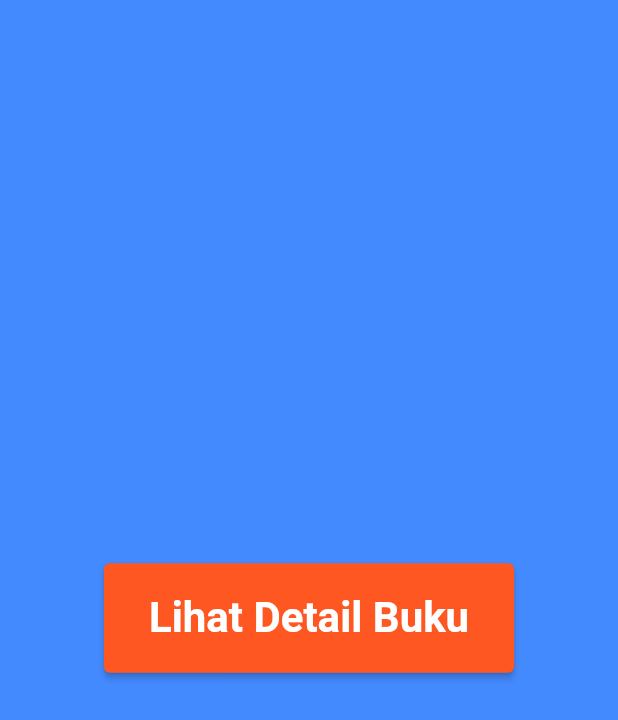
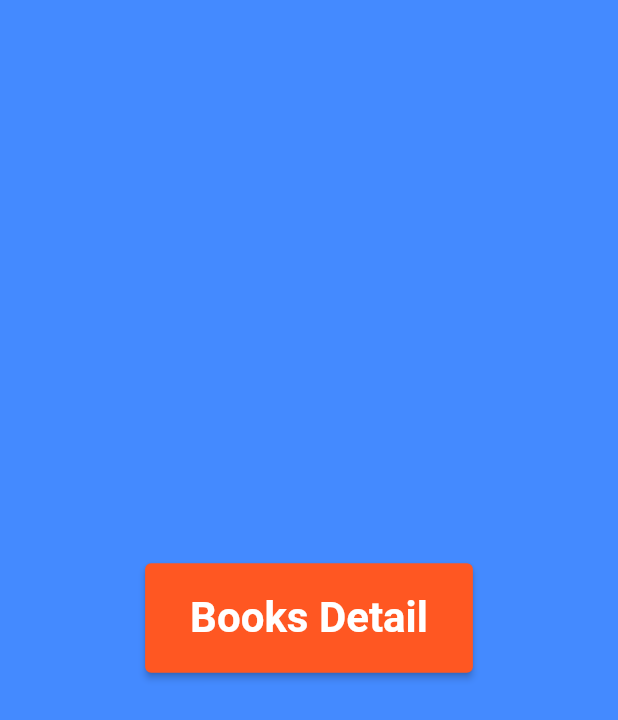
Before and after one commit to AlifMuhamadHafidz/api-get-book-list, a Flutter app: the screen it shows after launch, on a phone screen of 412 x 824 dp. Shown: the top 720 px of the screen. Run offline on Flutter 3.47's test engine with Material 2 defaults, Android fonts, the phone set to English and light mode, and no system bars.

Commit message:
second commit

```diff
--- a/lib/pages/book_detail.dart
+++ b/lib/pages/book_detail.dart
@@ -14,7 +14,7 @@ class BookDetail extends StatefulWidget {
 class _DetailBukuState extends State<BookDetail> {
   Map<String, dynamic>? responListBook;
   getDataSatuBuku() async {
-    var url = Uri.parse('https://api.itbook.store/1.0/books/9781484206485');
+    var url = Uri.parse('https://api.itbook.store/1.0/books/9781617294136');
     var response = await http.get(
       url,
     );
@@ -28,7 +28,7 @@ class _DetailBukuState extends State<BookDetail> {
 
   Map<String, dynamic>? responListBook2;
   getDataSatuBuku2() async {
-    var url = Uri.parse('https://api.itbook.store/1.0/books/9781617294136');
+    var url = Uri.parse('https://api.itbook.store/1.0/books/9781642002133');
     var response = await http.get(
       url,
     );
@@ -42,7 +42,7 @@ class _DetailBukuState extends State<BookDetail> {
 
   Map<String, dynamic>? responListBook3;
   getDataSatuBuku3() async {
-    var url = Uri.parse('https://api.itbook.store/1.0/books/9781491954249');
+    var url = Uri.parse('https://api.itbook.store/1.0/books/9780137559534');
     var response = await http.get(
       url,
     );
@@ -56,7 +56,7 @@ class _DetailBukuState extends State<BookDetail> {
 
   Map<String, dynamic>? responListBook4;
   getDataSatuBuku4() async {
-    var url = Uri.parse('https://api.itbook.store/1.0/books/9781491999226');
+    var url = Uri.parse('https://api.itbook.store/1.0/books/1001651662833');
     var response = await http.get(
       url,
     );
@@ -121,7 +121,7 @@ class _DetailBukuState extends State<BookDetail> {
     return Scaffold(
       appBar: AppBar(
           title: const Text(
-            "Detail Buku",
+            "Books Detail",
             style: TextStyle(color: Colors.white),
           ),
           backgroundColor: Colors.blueAccent,
@@ -237,7 +237,7 @@ class _DetailBukuState extends State<BookDetail> {
           ),
           child: const Center(
             child: Text(
-              "Rekomendasi Bacaan Bagus",
+              "Recommended",
               style:
                   TextStyle(color: Colors.indigo, fontWeight: FontWeight.bold),
             ),
@@ -270,7 +270,8 @@ class _DetailBukuState extends State<BookDetail> {
                       borderRadius: BorderRadius.all(Radius.circular(10)),
                       color: Colors.grey),
                   child: Image.network(responListBook4!["image"]),
-              ))
+                ),
+              )
             ],
           ),
         )
--- a/lib/pages/book_list.dart
+++ b/lib/pages/book_list.dart
@@ -15,7 +15,7 @@ class BookList extends StatefulWidget {
 class _BookListState extends State<BookList> {
   Map<String, dynamic>? responListBook;
   getDataSatuBuku() async {
-    var url = Uri.parse('https://api.itbook.store/1.0/books/9781484206485');
+    var url = Uri.parse('https://api.itbook.store/1.0/books/9781491954249');
     var response = await http.get(
       url,
     );
--- a/lib/pages/home_page.dart
+++ b/lib/pages/home_page.dart
@@ -20,7 +20,7 @@ class HomePage extends StatelessWidget {
                   textStyle: const TextStyle(
                       fontSize: 28, fontWeight: FontWeight.bold)),
               child: const Text(
-                "Lihat Detail Buku",
+                "Books Detail",
                 style: TextStyle(color: Colors.white),
               ),
             ),
```
Lines whose indentation alone changed are shown as unchanged.
